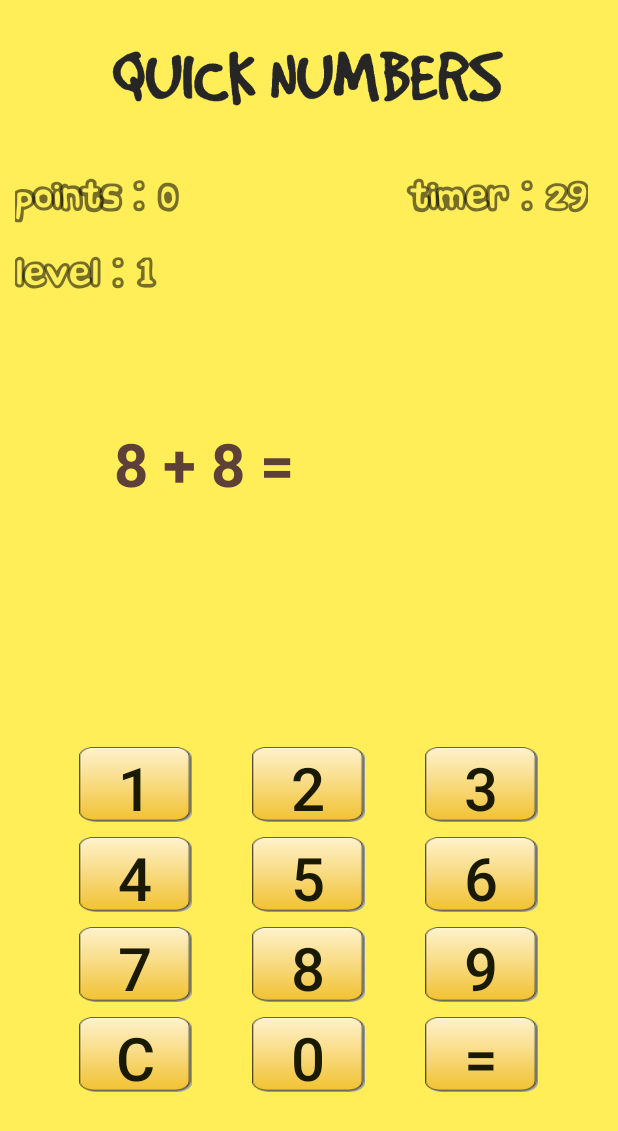
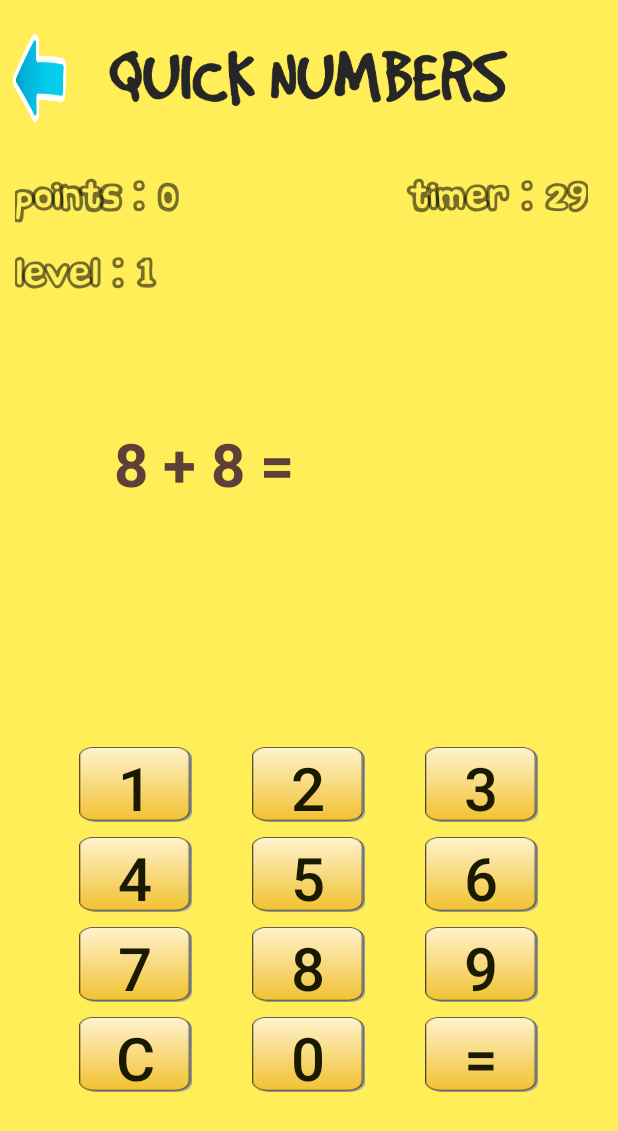
Before and after one commit to kimercp/QuickNumbers, an Android app: the screen it shows after launch (MainActivity), after a tap on an icon or button, on a phone screen of 412 x 824 dp. Shown: the top 1131 px of the screen. Run offline under Robolectric (Android 15) with nearby library versions, the phone set to English and light mode, and no system bars.

Commit message:
Added Back and Exit Button

```diff
--- a/app/src/main/res/layout/activity_main.xml
+++ b/app/src/main/res/layout/activity_main.xml
@@ -15,14 +15,40 @@
         android:layout_weight="1"
         android:orientation="vertical">
 
-        <ImageView
-            android:id="@+id/imageView4"
+        <LinearLayout
             android:layout_width="match_parent"
             android:layout_height="match_parent"
-            android:layout_marginLeft="50dp"
-            android:layout_marginRight="50dp"
             android:layout_weight="1"
-            app:srcCompat="@drawable/quicknumberslogo" />
+            android:orientation="horizontal">
+
+            <ImageButton
+                android:id="@+id/imgbBack"
+                android:layout_width="wrap_content"
+                android:layout_height="wrap_content"
+                android:layout_marginLeft="5dp"
+                android:layout_weight="1"
+                android:background="#00000000"
+                android:scaleType="fitXY"
+                app:srcCompat="@drawable/back" />
+
+            <ImageView
+                android:id="@+id/imgvTitle"
+                android:layout_width="match_parent"
+                android:layout_height="match_parent"
+                android:layout_weight="1"
+                app:srcCompat="@drawable/quicknumberslogo" />
+
+            <ImageButton
+                android:id="@+id/imgbExit"
+                android:layout_width="wrap_content"
+                android:layout_height="wrap_content"
+                android:layout_marginRight="5dp"
+                android:layout_weight="1"
+                android:background="#00000000"
+                android:scaleType="fitXY"
+                android:visibility="invisible"
+                app:srcCompat="@drawable/exit" />
+        </LinearLayout>
 
         <LinearLayout
             android:layout_width="match_parent"
--- a/app/src/main/res/values/strings.xml
+++ b/app/src/main/res/values/strings.xml
@@ -19,4 +19,5 @@
     <string name="pointsWord"> points.</string>
     <string name="buyToy">You have bought a toy and spend </string>
     <string name="confirm_buy">Do You want to buy this toy?</string>
+    <string name="confirm_back">Are You sure You want to back to previous form?</string>
 </resources>
```
Also changed, not shown: app/src/main/java/com/example/workstation/quicknumbers/MainActivity.java (+24 -0 lines), app/src/main/java/com/example/workstation/quicknumbers/MenuActivity.java (+17 -0 lines), app/src/main/res/layout/activity_home.xml (+23 -4 lines), app/src/main/res/layout/activity_menu.xml (+21 -4 lines), app/src/main/res/layout/activity_shop.xml (+23 -4 lines), app/src/main/res/drawable-hdpi/back.png (added), app/src/main/res/drawable-hdpi/exit.png (added), app/src/main/res/drawable-ldpi/back.png (added), app/src/main/res/drawable-ldpi/exit.png (added), app/src/main/res/drawable-mdpi/back.png (added), app/src/main/res/drawable-mdpi/exit.png (added), app/src/main/res/drawable-xhdpi/back.png (added), app/src/main/res/drawable-xhdpi/exit.png (added), app/src/main/res/drawable-xxhdpi/back.png (added), 3 more files.
